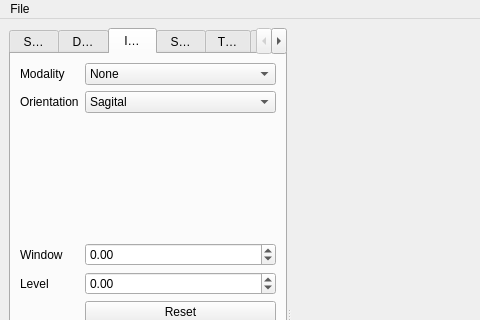
diego0020/braviz-app, file braviz/interaction/qt_guis/subject_overview.ui: the form before one commit; both pictures show x 0 to 480 and y 0 to 320 of the 855 by 627 pixel window.
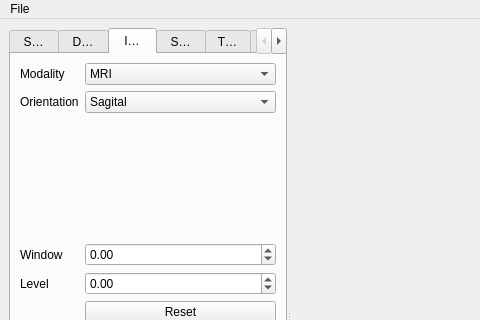
The form after the commit. Icons and pictures are not drawn.

```diff
--- a/braviz/interaction/qt_guis/subject_overview.ui
+++ b/braviz/interaction/qt_guis/subject_overview.ui
@@ -215,7 +215,7 @@
             <item row="0" column="1">
              <widget class="QComboBox" name="image_mod_combo">
               <property name="currentIndex">
-               <number>0</number>
+               <number>1</number>
               </property>
               <item>
                <property name="text">
```
Left out of the diff: 5 changed lines with no effect on the pictures.
